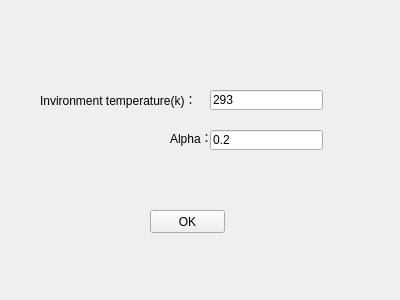
Old version of the form view/InvironmentSetting.ui in the repository SobolevSpace/HeatSim.
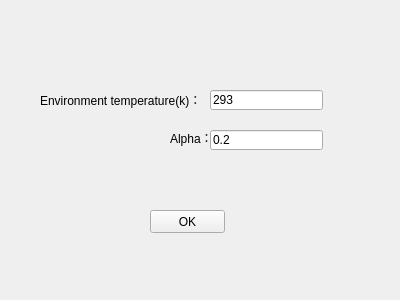
New version of the form.

Commit message: invironment->environment

```diff
--- a/view/InvironmentSetting.ui
+++ b/view/InvironmentSetting.ui
@@ -49,7 +49,7 @@
     </rect>
    </property>
    <property name="text">
-    <string>Invironment temperature(k)：</string>
+    <string>Environment temperature(k)：</string>
    </property>
   </widget>
   <widget class="QLabel" name="label_2">
```
Left out of the diff: 2 changed lines with no effect on the pictures. The commit also changes 2 other files.
